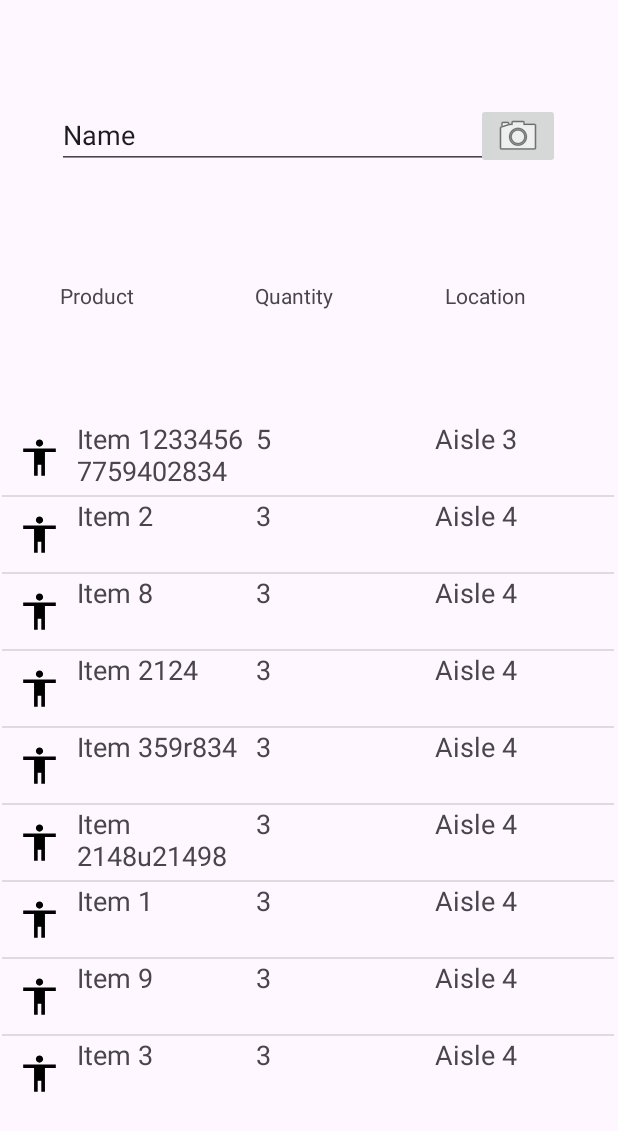
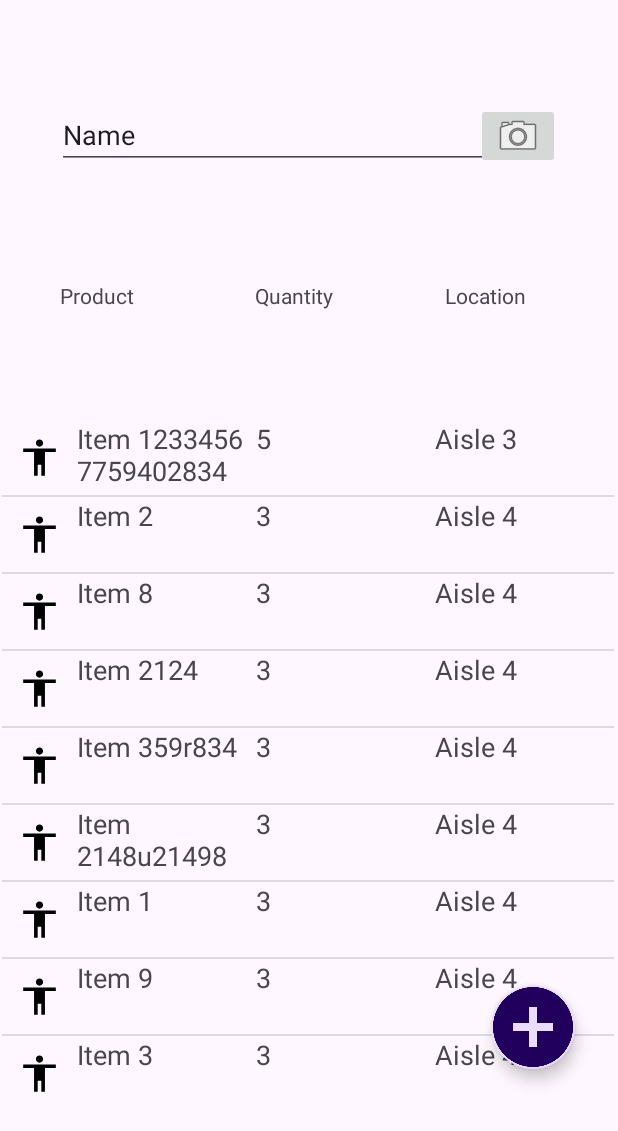
Before and after one commit to ahadides/BCS421_BIMS, an Android app: the screen it shows after launch (SearchActivity), on a phone screen of 412 x 824 dp. Shown: the top 1131 px of the screen. Run offline under Robolectric (Android 15) with nearby library versions, the phone set to English and light mode, and no system bars.

Commit message:
Implemented Floating Action Button in SearchActivity

```diff
--- a/app/build.gradle.kts
+++ b/app/build.gradle.kts
@@ -44,7 +44,7 @@ android {
 }
 
 dependencies {
-
+    implementation("com.google.android.material:material:1.10.0")
     implementation("androidx.core:core-ktx:1.9.0")
     implementation("androidx.appcompat:appcompat:1.6.1")
     implementation("com.google.android.material:material:1.10.0")
--- a/app/src/main/java/edu/farmingdale/bcs421_bims/SearchActivity.kt
+++ b/app/src/main/java/edu/farmingdale/bcs421_bims/SearchActivity.kt
@@ -5,12 +5,14 @@ import android.os.Bundle
 import androidx.recyclerview.widget.DividerItemDecoration
 import androidx.recyclerview.widget.LinearLayoutManager
 import androidx.recyclerview.widget.RecyclerView
+import com.google.android.material.floatingactionbutton.FloatingActionButton
 
 class SearchActivity : AppCompatActivity() {
     override fun onCreate(savedInstanceState: Bundle?) {
         super.onCreate(savedInstanceState)
         setContentView(R.layout.activity_search)
 
+        val fab = findViewById<FloatingActionButton>(R.id.addButton)
         // Sample data
         val items = listOf(
             Item(R.drawable.ic_test_pic_foreground, "Item 12334567759402834", 5, "Aisle 3"),
@@ -37,5 +39,9 @@ class SearchActivity : AppCompatActivity() {
         val dividerItemDecoration = DividerItemDecoration(recyclerView.context,
             (recyclerView.layoutManager as LinearLayoutManager).orientation)
         recyclerView.addItemDecoration(dividerItemDecoration)
+
+        fab.setOnClickListener{
+            // intent to go to add activity
+        }
     }
 }
--- a/app/src/main/res/layout/activity_search.xml
+++ b/app/src/main/res/layout/activity_search.xml
@@ -79,4 +79,20 @@
         app:layout_constraintVertical_bias="0.0"
         app:srcCompat="@android:drawable/ic_menu_camera" />
 
+    <com.google.android.material.floatingactionbutton.FloatingActionButton
+        android:id="@+id/addButton"
+        android:layout_width="wrap_content"
+        android:layout_height="wrap_content"
+        android:clickable="true"
+        app:borderWidth="0dp"
+        app:layout_constraintBottom_toBottomOf="@+id/recycler_view"
+        app:layout_constraintEnd_toEndOf="parent"
+        app:layout_constraintHorizontal_bias="0.92"
+        app:layout_constraintStart_toStartOf="@+id/recycler_view"
+        app:layout_constraintTop_toTopOf="@+id/recycler_view"
+        app:layout_constraintVertical_bias="0.952"
+        app:maxImageSize="@dimen/fab_image_size"
+        app:shapeAppearance="@style/ShapeAppearance.Material3.Corner.ExtraLarge"
+        app:srcCompat="@drawable/fab_plus_sign" />
+
 </androidx.constraintlayout.widget.ConstraintLayout>
--- a/app/src/main/res/values/dimens.xml
+++ b/app/src/main/res/values/dimens.xml
@@ -2,4 +2,5 @@
 <resources>
     <dimen name="recycler_view_font_size">18sp</dimen>
     <dimen name="item_inv_lay_weight">1</dimen>
+    <dimen name="fab_image_size">64dp</dimen>
 </resources>
```
Also changed, not shown: app/src/main/res/drawable/fab_plus_sign.png (added).
